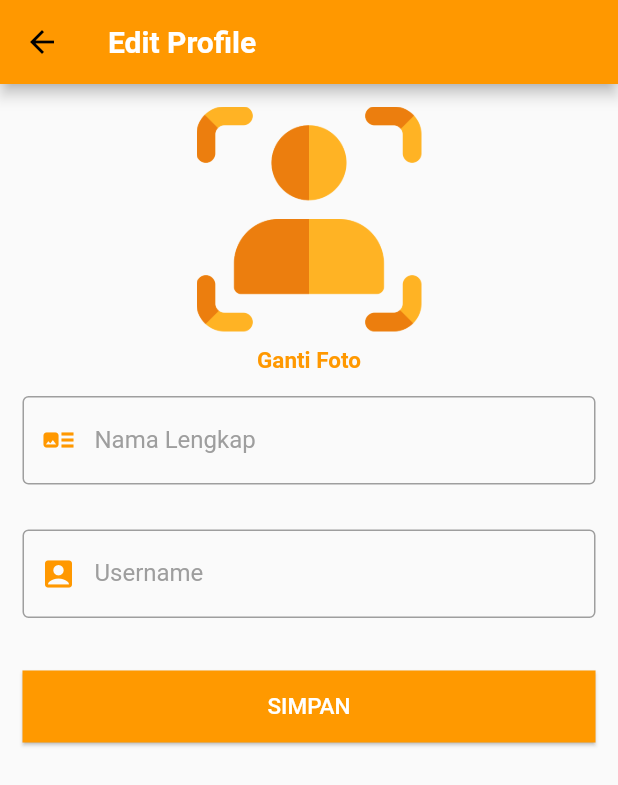
After one commit to handihand53/comugram, a Flutter app: the Home screen opened by its route, item 5 of the bottom bar chosen, after a tap on "Edit Profile", on a phone screen of 412 x 824 dp. The commit adds this screen. Shown: the top 785 px of the screen. Run offline on Flutter 3.47's test engine with Material 2 defaults, Android fonts, the phone set to English and light mode, and no system bars; our stand-ins replace cloud_firestore, firebase_auth, firebase_storage, google_sign_in, image_cropper, image_picker; accounts and stored records are empty.

Commit message:
AddNamaLengkap, EditProfile, profile
konten masukin nama lengkap, home gnti appBar

```diff
--- /dev/null
+++ b/comugram/lib/EditProfile.dart
@@ -0,0 +1,234 @@
+import 'dart:io';
+import 'package:comugram/services/FirestoreServices.dart';
+import 'package:firebase_auth/firebase_auth.dart';
+import 'package:flutter/cupertino.dart';
+import 'package:flutter/material.dart';
+import 'package:image_cropper/image_cropper.dart';
+import 'package:image_picker/image_picker.dart';
+import 'Validator.dart';
+import 'model/User.dart';
+
+class EditProfile extends StatefulWidget {
+  final User editUser;
+  EditProfile(this.editUser);
+
+  @override
+  _EditProfileState createState() => _EditProfileState(this.editUser);
+}
+
+class _EditProfileState extends State<EditProfile> with Validation{
+  final formKey = GlobalKey<FormState>();
+  User editUser;
+  _EditProfileState(this.editUser);
+  FirestoreServices Fs = FirestoreServices();
+  TextEditingController nameController = TextEditingController();
+  TextEditingController UnameController = TextEditingController();
+  File imgPick;
+
+  getImage(String result) async{
+    if(result == 'pickImg'){
+      imgPick = await ImagePicker.pickImage(source: ImageSource.camera);
+      if(imgPick != null){
+        File croppedImg = await ImageCropper.cropImage(
+          sourcePath: imgPick.path,
+          aspectRatio: CropAspectRatio(
+            ratioX: 1,ratioY: 1,
+          ),
+          compressQuality: 100,
+          maxHeight: 700,
+          maxWidth: 700,
+        );
+        setState(() {imgPick = croppedImg;});
+      }
+    }else{
+      imgPick = await ImagePicker.pickImage(source: ImageSource.gallery);
+      if(imgPick != null){
+        File croppedImg = await ImageCropper.cropImage(
+          sourcePath: imgPick.path,
+          aspectRatio: CropAspectRatio(
+            ratioX: 1,ratioY: 1,
+          ),
+          compressQuality: 100,
+          maxHeight: 700,
+          maxWidth: 700,
+        );
+        setState(() {imgPick = croppedImg;});
+      }
+    }
+  }
+
+
+  @override
+  void initState() {
+    nameController.text = editUser.namaLengkap;
+    UnameController.text = editUser.username;
+    super.initState();
+  }
+
+  @override
+  Widget build(BuildContext context) {
+    return Scaffold(
+      appBar: AppBar(
+        backgroundColor: Colors.orange,
+        title: Text("Edit Profile", style: TextStyle(
+          color: Colors.white,
+          fontSize: 20,
+          fontWeight: FontWeight.bold,
+        ),),
+      ),
+      body: Center(
+        child: Form(
+          key: formKey,
+          child: ListView(
+            children: <Widget>[
+              PopupMenuButton<String>(
+                onSelected: (String result){
+                  print(result);
+                  getImage(result);
+                },
+                itemBuilder: (BuildContext context) => [
+                  PopupMenuItem(
+                    value: 'pickImg',
+                    child: Text('Ambil Foto'),
+                  ),
+                  PopupMenuItem(
+                    value: 'pickGallery',
+                    child: Text('Pilih dari Gallery'),
+                  )
+                ],
+                child: (imgPick== null) ?
+                Container(
+                    child: Column(children: <Widget>[
+                      SizedBox(height: 15),
+                      Container(
+                        width: 150,
+                        height: 150,
+                        child: ClipRRect(
+                          borderRadius: BorderRadius.circular(8.0),
+                          child: editUser.urlProfile != '' ? Image.network(editUser.urlProfile) : Image.asset('images/sensor.png'),
+                        ),
+                      ),
+                      SizedBox(height: 10),
+                      Text("Ganti Foto", style: TextStyle(
+                        color: Colors.orange,
+                        fontWeight: FontWeight.bold,
+                        fontSize: 15,
+                      ),),
+                    ],)
+                ) : Container(
+                    child: Column(children: <Widget>[
+                      SizedBox(height: 15),
+                      Container(
+                        width: 150,
+                        height: 150,
+                        child: ClipRRect(
+                          borderRadius: BorderRadius.circular(8.0),
+                          child: Image.file(imgPick),
+                        ),
+                      ),
+                      Text('Ganti Foto'),
+                    ],)
+                ),
+              ),
+              Padding (
+                padding: EdgeInsets.all(15),
+                child: TextFormField(
+                  controller: nameController,
+                  style: TextStyle(color: Colors.grey,),
+                  keyboardType: TextInputType.text,
+                  decoration: InputDecoration(
+                    labelText: 'Nama Lengkap',
+                    prefixIcon: Icon(
+                      Icons.art_track,
+                      color: Colors.orange,
+                    ),
+                    labelStyle: TextStyle(color: Colors.grey),
+                    enabledBorder: OutlineInputBorder(
+                        borderSide: BorderSide(
+                          color: Colors.grey,
+                        )
+                    ),
+                    focusedBorder: OutlineInputBorder(
+                      borderSide: BorderSide(color: Colors.orange),
+                    ),
+                    border: OutlineInputBorder(
+                      borderRadius: BorderRadius.circular(0.0),
+                    ),
+                  ),
+                  validator: validateName,
+                ),
+              ),
+              Padding (
+                padding: EdgeInsets.all(15),
+                child: TextFormField(
+                  controller: UnameController,
+                  style: TextStyle(color: Colors.grey,),
+                  keyboardType: TextInputType.text,
+                  decoration: InputDecoration(
+                    labelText: 'Username',
+                    prefixIcon: Icon(
+                      Icons.account_box,
+                      color: Colors.orange,
+                    ),
+                    labelStyle: TextStyle(color: Colors.grey),
+                    enabledBorder: OutlineInputBorder(
+                        borderSide: BorderSide(
+                          color: Colors.grey,
+                        )
+                    ),
+                    focusedBorder: OutlineInputBorder(
+                      borderSide: BorderSide(color: Colors.orange),
+                    ),
+                    border: OutlineInputBorder(
+                      borderRadius: BorderRadius.circular(0.0),
+                    ),
+                  ),
+                  validator: validateName,
+                ),
+              ),
+              //Tombol
+              Padding (
+                padding: EdgeInsets.only(top: 20.0,bottom:20.0,right: 15,left: 15),
+                child: Row(
+                  children: <Widget> [
+                    // tombol simpan
+                    Expanded(
+                      child: Material(
+                        elevation: 1.0,
+                        color: Color.fromRGBO(255, 153, 0, 1),
+                        child: MaterialButton(
+                          onPressed: () async{
+                            if(formKey.currentState.validate()){
+                              formKey.currentState.save();
+                              editUser.namaLengkap = nameController.text;
+                              editUser.username = UnameController.text;
+                              if(imgPick!=null){
+                                String url = await Fs.uploadImgProfile(imgPick, editUser.uid);
+                                editUser.urlProfile = url;
+                                Fs.EditDataUser(editUser);
+                              }else{
+                                Fs.EditDataUser(editUser);
+                              }
+                              Navigator.pop(context);
+                            }
+                          },
+                          padding: EdgeInsets.symmetric(vertical: 10.0, horizontal: 30.0),
+                          child: Text('SIMPAN',
+                            style: TextStyle(
+                                fontSize: 15.0,
+                                color: Colors.white
+                            ),
+                          ),
+                        ),
+                      ),
+                    ),
+                  ],
+                ),
+              ),
+            ],
+          ),
+        ),
+      ),
+    );
+  }
+}
--- a/comugram/lib/Home.dart
+++ b/comugram/lib/Home.dart
@@ -1,8 +1,13 @@
 import 'package:comugram/HomeContent.dart';
+import 'package:comugram/ProfileContent.dart';
 import 'package:flutter/cupertino.dart';
 import 'package:flutter/material.dart';
-
+import 'package:firebase_auth/firebase_auth.dart';
+import 'package:google_sign_in/google_sign_in.dart';
+import 'Login.dart';
+import 'ResetPassword.dart';
 import 'Search.dart';
+import 'model/User.dart';
 
 class Home extends StatefulWidget {
   @override
@@ -24,13 +29,13 @@ class _HomeState extends State<Home> {
     Search(),
     HomeContent(),
     HomeContent(),
-    HomeContent(),
+    ProfileContent(),
   ];
 
   @override
   Widget build(BuildContext context) {
     return Scaffold(
-      appBar: AppBar(
+      appBar: _currentIndex == 4 ? null : AppBar(
         backgroundColor: Colors.orange,
         title: Image.asset(
           'images/comugram logo 4.png',
--- /dev/null
+++ b/comugram/lib/ProfileContent.dart
@@ -0,0 +1,262 @@
+import 'package:cloud_firestore/cloud_firestore.dart';
+import 'package:comugram/EditProfile.dart';
+import 'package:comugram/HomeContent.dart';
+import 'package:comugram/Login.dart';
+import 'package:comugram/ResetPassword.dart';
+import 'package:flutter/widgets.dart';
+import 'package:firebase_auth/firebase_auth.dart';
+import 'package:flutter/cupertino.dart';
+import 'package:flutter/material.dart';
+import 'package:google_sign_in/google_sign_in.dart';
+import 'model/User.dart';
+
+class ProfileContent extends StatefulWidget {
+  @override
+  _ProfileContentState createState() => _ProfileContentState();
+}
+
+class _ProfileContentState extends State<ProfileContent> with SingleTickerProviderStateMixin{
+  User profile;
+
+  void SignOut() async{
+    GoogleSignIn g = GoogleSignIn();
+    await FirebaseAuth.instance.signOut();
+    await g.signOut();
+  }
+
+  void initialDisplayProfile()async{
+    FirebaseUser user = await FirebaseAuth.instance.currentUser();
+    await Firestore.instance.collection('User').document(user.uid).get().then((snapshot){
+      setState(() {
+        profile = User.fromMap(snapshot.data);
+      });
+    });
+  }
+
+  void initialDisplayCount(){
+
+  }
+
+  @override
+  void initState() {
+    initialDisplayProfile();
+    super.initState();
+  }
+
+  @override
+  Widget build(BuildContext context) {
+    return Scaffold(
+      appBar: AppBar(
+        backgroundColor: Colors.orange,
+        title: Text("${profile.username}", style: TextStyle(
+          color: Colors.white,
+          fontSize: 20,
+          fontWeight: FontWeight.bold,
+        ),),
+        actions: <Widget>[
+          Padding(
+            padding: EdgeInsets.only(right: 15,),
+            child: PopupMenuButton<String>(
+              icon: Icon(Icons.settings,color: Colors.white, size: 30,),
+              onSelected: (String result){
+                print(result);
+                if(result == 'pickReset'){
+                  Navigator.push(this.context, MaterialPageRoute(builder: (BuildContext context) => ResetPassword()));
+                }else{
+                  print(result);//
+                  SignOut();
+                  Navigator.pushReplacement(this.context, MaterialPageRoute(builder: (BuildContext context) => Login()));
+                }
+              },
+              itemBuilder: (BuildContext context) => [
+                PopupMenuItem(
+                  value: 'pickReset',
+                  child: Row(
+                    children: <Widget>[
+                      Icon(Icons.lock_open),
+                      SizedBox(width: 5,),
+                      Text('Reset Password',style: TextStyle(color: Colors.orange),),
+                    ],
+                  )
+                ),
+                PopupMenuItem(
+                  value: 'pickSignOut',
+                  child: Row(
+                    children: <Widget>[
+                      Icon(Icons.power_settings_new),
+                      SizedBox(width: 5,),
+                      Text('SignOut',style: TextStyle(color: Colors.orange),),
+                    ],
+                  ),
+                )
+              ],
+            ),
+          ),
+        ],
+      ),
+      body: DefaultTabController(
+        length: 3,
+        child: NestedScrollView(
+          headerSliverBuilder: (context, _) {
+            return [
+              SliverList(
+                delegate: SliverChildListDelegate(
+                  [
+                    Container(
+                      color: Colors.white,
+                      height: 250,
+                      child: Padding(
+                        padding: EdgeInsets.only(left: 20, right: 10, top: 15),
+                        child: Column(
+                          children: <Widget>[
+                            Row(
+                              children: <Widget>[
+                                Container(
+                                  height: 100,
+                                  width: 100,
+                                  child: ClipRRect(
+                                      borderRadius: BorderRadius.circular(8.0),
+                                      child: profile.urlProfile != '' ? Image.network(profile.urlProfile) : Image.asset('images/sensor.png'),
+                                  ),
+                                ),
+                                SizedBox(width: 15,),
+                                Column(
+                                  crossAxisAlignment: CrossAxisAlignment.start,
+                                  children: <Widget>[
+                                    Text("${profile.namaLengkap}", style: TextStyle(
+                                      color: Colors.orange,
+                                      fontSize: 20,
+                                      fontWeight: FontWeight.bold,
+                                    ),),
+                                    SizedBox(height: 10,),
+                                    Row(
+                                      children: <Widget>[
+                                        Icon(Icons.alternate_email,size: 17,color: Colors.orange,),
+                                        SizedBox(width: 5,),
+                                        Text('${profile.email}',style: TextStyle(
+                                          color: Colors.orange,
+                                          fontSize: 15,
+                                          fontWeight: FontWeight.bold,
+                                        ),),
+                                      ],
+                                    )
+                                  ],
+                                ),
+                              ],
+                            ),
+                            SizedBox(height: 15,),
+                            Row(
+                              mainAxisAlignment: MainAxisAlignment.spaceBetween,
+                              children: <Widget>[
+                                Column(
+                                  children: <Widget>[
+                                    Text("1000", style: TextStyle(
+                                      color: Colors.orange,
+                                      fontSize: 20,
+                                      fontWeight: FontWeight.bold,
+                                    ),),
+                                    Text("Post", style: TextStyle(
+                                      color: Colors.orange,
+                                      fontSize: 15,
+                                    ),),
+                                  ],
+                                ),
+                                Column(
+                                  children: <Widget>[
+                                    Text("10", style: TextStyle(
+                                      color: Colors.orange,
+                                      fontSize: 20,
+                                      fontWeight: FontWeight.bold,
+                                    ),),
+                                    Text("Owned Komunitas", style: TextStyle(
+                                      color: Colors.orange,
+                                      fontSize: 15,
+                                    ),),
+                                  ],
+                                ),
+                                Column(
+                                  children: <Widget>[
+                                    Text("20", style: TextStyle(
+                                      color: Colors.orange,
+                                      fontSize: 20,
+                                      fontWeight: FontWeight.bold,
+                                    ),),
+                                    Text("Joined Komunitas", style: TextStyle(
+                                      color: Colors.orange,
+                                      fontSize: 15,
+                                    ),),
+                                  ],
+                                ),
+                              ],
+                            ),
+                            Padding (
+                              padding: EdgeInsets.only(top: 15.0,bottom:15.0,right: 10),
+                              child: Row(
+                                children: <Widget> [
+                                  Expanded(
+                                    child: Material(
+                                      elevation: 1.0,
+                                      color: Color.fromRGBO(255, 153, 0, 1),
+                                      child: MaterialButton(
+                                        onPressed: () {
+                                          Navigator.push(this.context, MaterialPageRoute(builder: (BuildContext context) => EditProfile(profile)));
+                                        },
+                                        child: Text('Edit Profile',
+                                          style: TextStyle(
+                                              fontSize: 15.0,
+                                              color: Colors.white
+                                          ),
+                                        ),
+                                      ),
+                                    ),
+                                  ),
+                                ],
+                              ),
+                            ),
+                          ],
+                        ),
+                      ),
+                    ),
+                  ]
+                ),
+              ),
+            ];
+          },
+          body: Column(
+            children: <Widget>[
+              Container(
+                height: 60.0,
+                decoration: BoxDecoration(
+                  color: Colors.white,
+                  borderRadius: BorderRadius.only(bottomLeft: Radius.circular(20),bottomRight: Radius.circular(20)),
+                ),
+                child: TabBar(
+                  labelColor: Colors.white,
+                  unselectedLabelColor: Colors.orange,
+                  indicator: BoxDecoration(
+                    color: Colors.orange,
+                    borderRadius: BorderRadius.only(topLeft: Radius.circular(20),topRight: Radius.circular(20)),
+                  ),
+                  tabs: [
+                    Tab(icon: Icon(Icons.apps), text: 'Post',),
+                    Tab(icon: Icon(Icons.supervised_user_circle), text: 'Owned Komunitas',),
+                    Tab(icon: Icon(Icons.group_work), text: 'Joined Komunitas',),
+                  ],
+                ),
+              ),
+              Expanded(
+                child: TabBarView(
+                  children: [
+                    HomeContent(),
+                    HomeContent(),
+                    HomeContent(),
+                  ],
+                ),
+              ),
+            ],
+          ),
+        ),
+      ),
+    );
+  }
+}
--- a/comugram/lib/model/User.dart
+++ b/comugram/lib/model/User.dart
@@ -1,20 +1,40 @@
+import 'package:cloud_firestore/cloud_firestore.dart';
+
 class User {
   String uid;
+  String namaLengkap;
   String username;
   String email;
+  String urlProfile;
 
-  User({this.uid, this.username, this.email});
+  User({this.uid, this.namaLengkap,this.username, this.email, this.urlProfile});
 
   User.fromMap(Map<String, dynamic> userMaps) {
     this.uid = userMaps['id'];
+    this.namaLengkap = userMaps['namaLengkap'];
     this.username = userMaps['username'];
     this.email = userMaps['email'];
+    this.urlProfile = userMaps['urlProfile'];
   }
+  //dapetin data langsung object, factory untuk keperluan agar namedConstructor tidak membuat object baru, disini digunakan untuk mengubah snapshot db ke object
+  factory User.fromDocument(DocumentSnapshot document){
+    return User(
+        uid : document['id'],
+        namaLengkap : document['namaLengkap'],
+        username : document['username'],
+        email : document['email'],
+        urlProfile : document['urlProfile'],
+    );
+  }
+
   Map<String, dynamic> toMap() {
     return {
       'id': uid,
+      'namaLengkap' : namaLengkap,
       'username': username,
       'email': email,
+      'urlProfile' : urlProfile,
     };
   }
+
 }
```
Also changed, not shown: comugram/lib/RegisterForm.dart (+32 -4 lines), comugram/lib/TambahKomunitas.dart (+6 -3 lines), comugram/lib/services/FirestoreServices.dart (+35 -0 lines), comugram/images/sensor.png (added).
